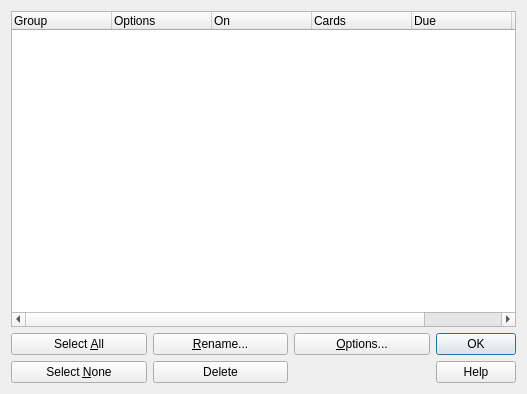
Old version of the form designer/groups.ui in the repository ankitects/anki.
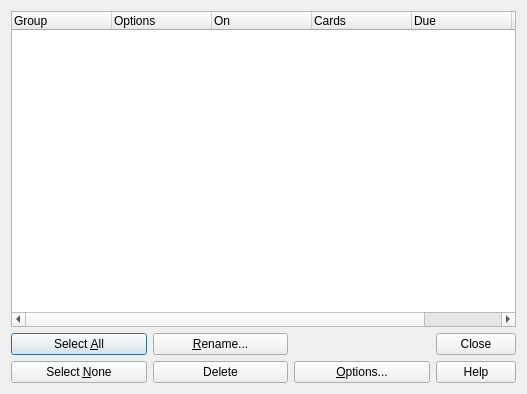
New version of the form.

Commit message: edit current, hide 'close' button on osx

```diff
--- a/designer/groups.ui
+++ b/designer/groups.ui
@@ -96,20 +96,20 @@
        </property>
       </widget>
      </item>
-     <item row="0" column="2">
-      <widget class="QPushButton" name="opts">
-       <property name="text">
-        <string>&amp;Options...</string>
-       </property>
-      </widget>
-     </item>
      <item row="0" column="3" rowspan="2">
       <widget class="QDialogButtonBox" name="buttonBox">
        <property name="orientation">
         <enum>Qt::Vertical</enum>
        </property>
        <property name="standardButtons">
-        <set>QDialogButtonBox::Help|QDialogButtonBox::Ok</set>
+        <set>QDialogButtonBox::Close|QDialogButtonBox::Help</set>
+       </property>
+      </widget>
+     </item>
+     <item row="1" column="2">
+      <widget class="QPushButton" name="opts">
+       <property name="text">
+        <string>&amp;Options...</string>
        </property>
       </widget>
      </item>
```
Left out of the diff: 1 changed line with no effect on the pictures. The commit also changes 14 other files.
